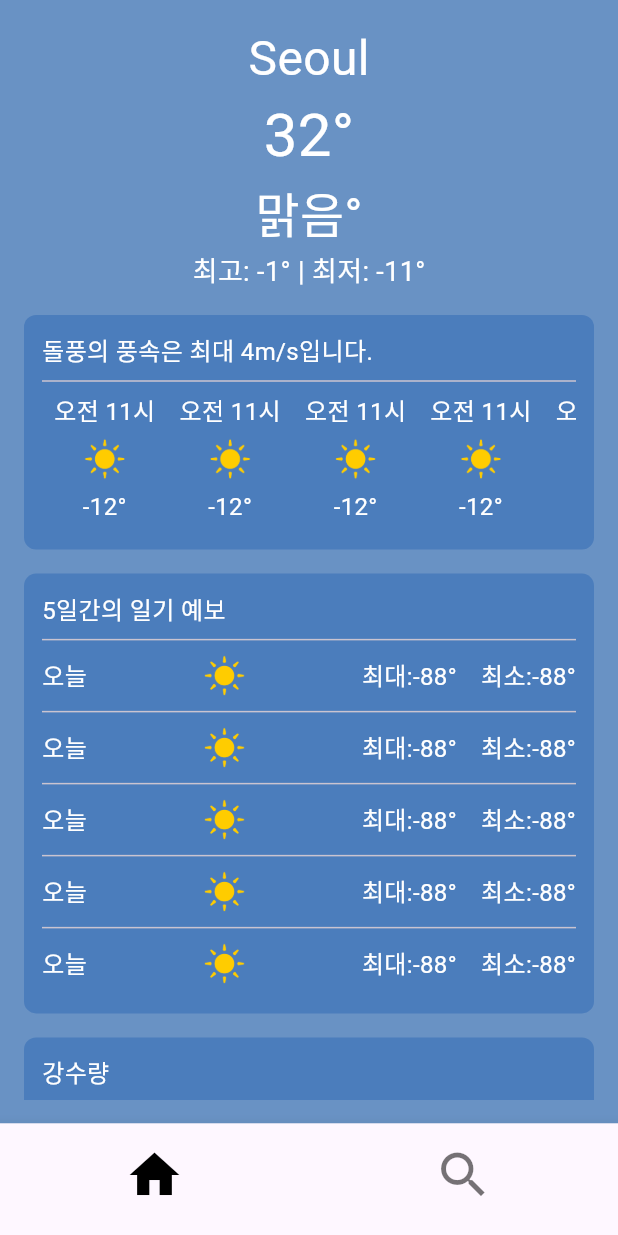
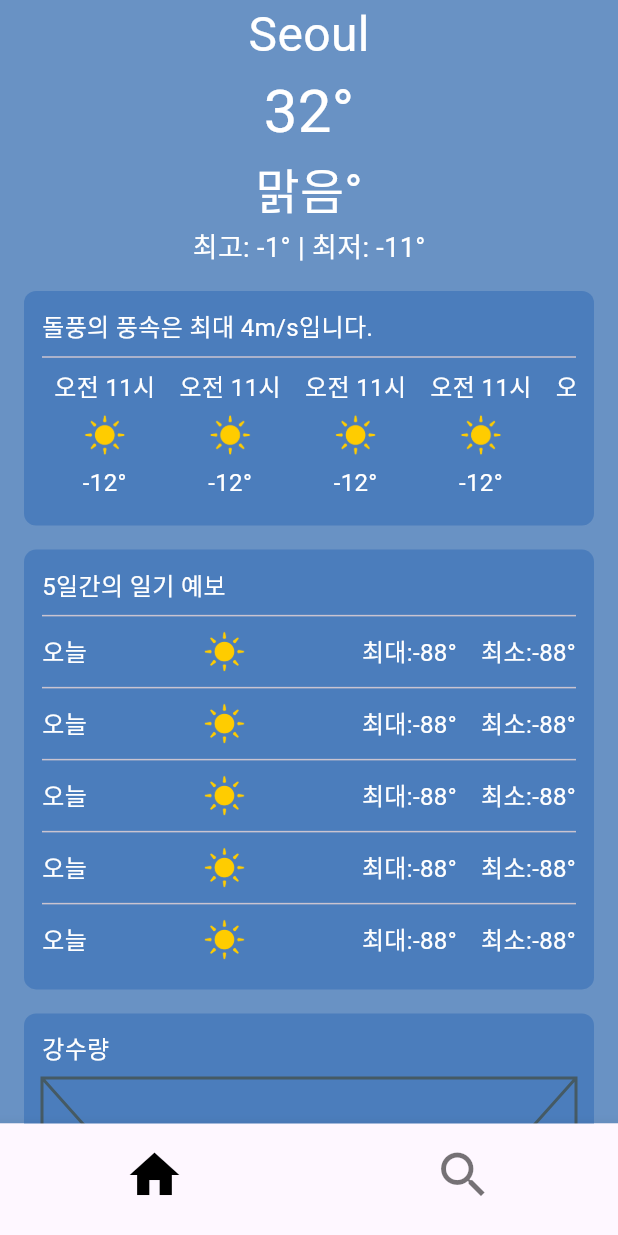
Before and after one commit to constdreamcoder/weather_app_flutter, a Flutter app: the screen it shows after launch, on a phone screen of 412 x 824 dp. Run offline on Flutter 3.47's test engine with Material 3 defaults, Android fonts, the light colour scheme and no system bars.

Commit message:
[Fix] 날씨 예보 화면 하단관 BottonNavigationBar가 레이아웃이 겹치는 문제 수정

```diff
--- a/lib/main.dart
+++ b/lib/main.dart
@@ -53,7 +53,7 @@ class _MainAppState extends State<MainApp> {
         color: AppColors.pageBackgroundColor,
         child: SafeArea(
           child: Container(
-              margin: const EdgeInsets.all(16),
+              margin: const EdgeInsets.symmetric(horizontal:  16),
               child: [
                 HomePage(),
                 SearchPage(),
--- a/lib/presentation/pages/home/home_page.dart
+++ b/lib/presentation/pages/home/home_page.dart
@@ -22,7 +22,8 @@ class HomePage extends StatelessWidget {
           SizedBox(height: 16),
           CityOnMap(),
           SizedBox(height: 16),
-          CurrentWeatherCondition()
+          CurrentWeatherCondition(),
+          SizedBox(height: 16),
         ],
       ),
     );
```
